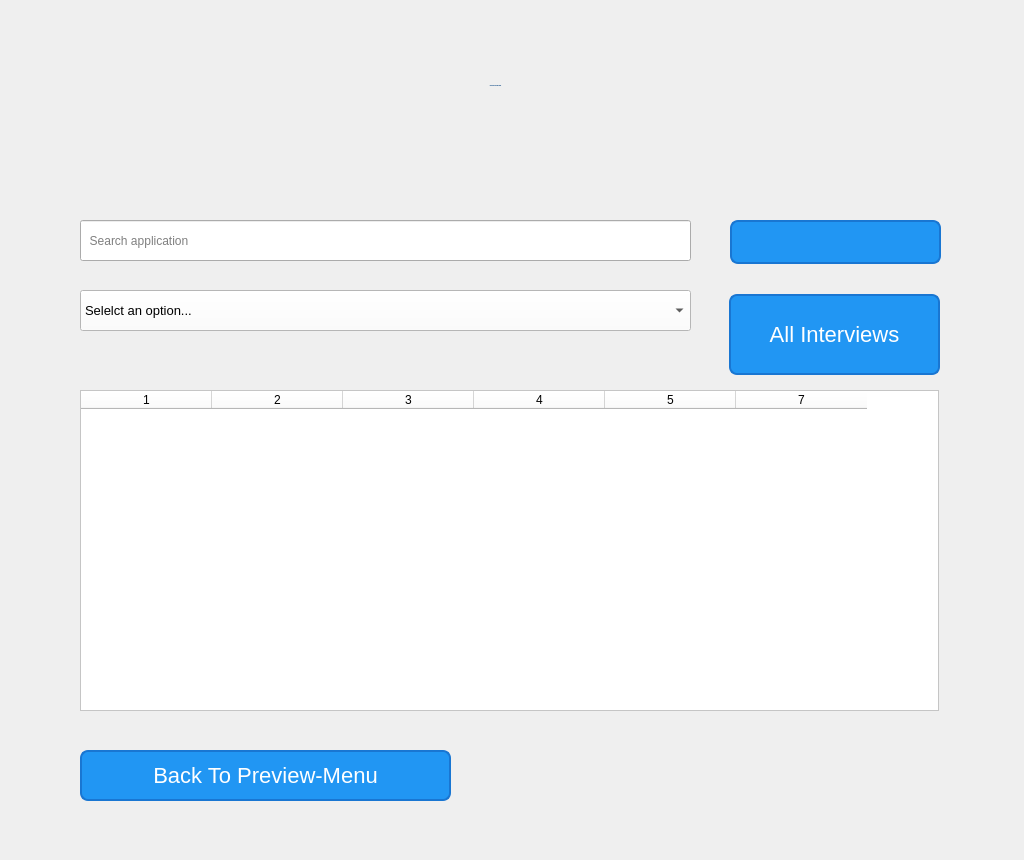
The window that Customer Relationship Management/ui folders/mentor_interview.ui (Harriery/my-python-projects) describes before a commit, drawn with Qt 5.
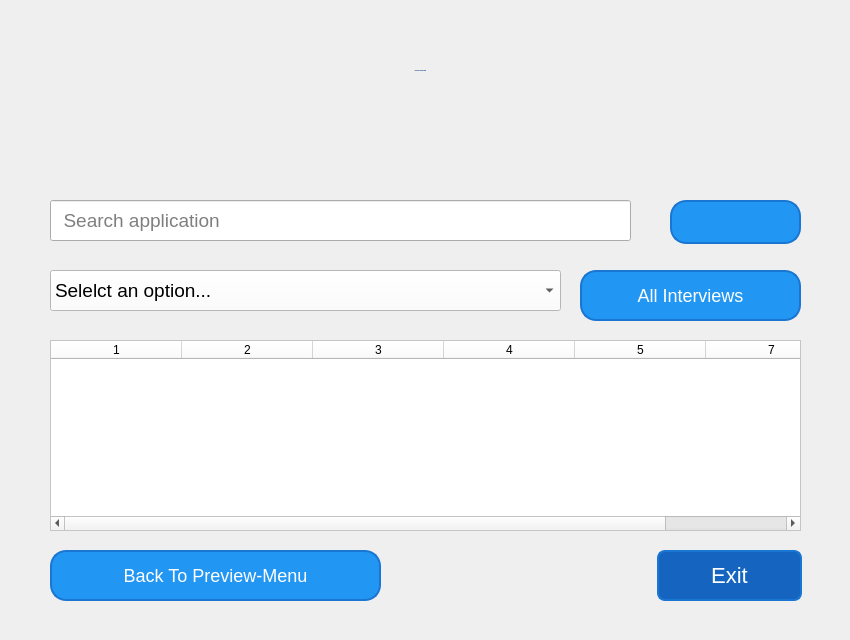
The same window after the commit. Icons and pictures are not drawn.

What changed in the file:
```diff
--- a/Customer Relationship Management/ui folders/mentor_interview.ui
+++ b/Customer Relationship Management/ui folders/mentor_interview.ui
@@ -6,20 +6,20 @@
    <rect>
     <x>0</x>
     <y>0</y>
-    <width>1024</width>
-    <height>860</height>
+    <width>850</width>
+    <height>640</height>
    </rect>
   </property>
   <property name="minimumSize">
    <size>
-    <width>1024</width>
-    <height>860</height>
+    <width>850</width>
+    <height>640</height>
    </size>
   </property>
   <property name="maximumSize">
    <size>
-    <width>1024</width>
-    <height>860</height>
+    <width>850</width>
+    <height>640</height>
    </size>
   </property>
   <property name="windowTitle">
@@ -35,13 +35,13 @@
 }
 QPushButton {
     background-color: #2196F3;
-    border-radius: 8px;
+    border-radius: 16px;
     border: 2px solid #1976D2;
     padding: 10px 20px;
-    font-size: 22px;
+    font-size: 18px;
     color: white;
     box-shadow: 0 4px #1976D2;
-    transition: all 0.3s ease;
+    transition: all 0.3s ease-in-out;
 }
 
 QPushButton:hover {
@@ -60,10 +60,10 @@
   <widget class="QLabel" name="label">
    <property name="geometry">
     <rect>
-     <x>-50</x>
+     <x>-20</x>
      <y>0</y>
-     <width>1091</width>
-     <height>171</height>
+     <width>881</width>
+     <height>141</height>
     </rect>
    </property>
    <property name="font">
@@ -97,12 +97,17 @@
   <widget class="QLineEdit" name="applications_search_line">
    <property name="geometry">
     <rect>
-     <x>80</x>
-     <y>220</y>
-     <width>611</width>
+     <x>50</x>
+     <y>200</y>
+     <width>581</width>
      <height>41</height>
     </rect>
    </property>
+   <property name="font">
+    <font>
+     <pointsize>14</pointsize>
+    </font>
+   </property>
    <property name="styleSheet">
     <string notr="true"/>
    </property>
@@ -116,9 +121,9 @@
   <widget class="QPushButton" name="interviews_search_button">
    <property name="geometry">
     <rect>
-     <x>730</x>
-     <y>220</y>
-     <width>211</width>
+     <x>670</x>
+     <y>200</y>
+     <width>131</width>
      <height>44</height>
     </rect>
    </property>
@@ -133,10 +138,10 @@
   <widget class="QPushButton" name="pushButton_tumGorusmeler">
    <property name="geometry">
     <rect>
-     <x>729</x>
-     <y>294</y>
-     <width>211</width>
-     <height>81</height>
+     <x>580</x>
+     <y>270</y>
+     <width>221</width>
+     <height>51</height>
     </rect>
    </property>
    <property name="font">
@@ -151,15 +156,15 @@
   <widget class="QComboBox" name="comboBox_">
    <property name="geometry">
     <rect>
-     <x>80</x>
-     <y>290</y>
-     <width>611</width>
+     <x>50</x>
+     <y>270</y>
+     <width>511</width>
      <height>41</height>
     </rect>
    </property>
    <property name="font">
     <font>
-     <pointsize>10</pointsize>
+     <pointsize>14</pointsize>
     </font>
    </property>
    <property name="styleSheet">
@@ -174,10 +179,10 @@
   <widget class="QTableWidget" name="tableWidget_butunGorusmeler">
    <property name="geometry">
     <rect>
-     <x>80</x>
-     <y>390</y>
-     <width>859</width>
-     <height>321</height>
+     <x>50</x>
+     <y>340</y>
+     <width>751</width>
+     <height>191</height>
     </rect>
    </property>
    <property name="styleSheet">
@@ -220,9 +225,9 @@
   <widget class="QPushButton" name="pushButton_geriDon">
    <property name="geometry">
     <rect>
-     <x>80</x>
-     <y>750</y>
-     <width>371</width>
+     <x>50</x>
+     <y>550</y>
+     <width>331</width>
      <height>51</height>
     </rect>
    </property>
@@ -242,6 +247,51 @@
      <normaloff>icons/return.png.png</normaloff>icons/return.png.png</iconset>
    </property>
   </widget>
+  <widget class="QPushButton" name="pushButton_Exit">
+   <property name="geometry">
+    <rect>
+     <x>657</x>
+     <y>550</y>
+     <width>145</width>
+     <height>51</height>
+    </rect>
+   </property>
+   <property name="font">
+    <font>
+     <pointsize>-1</pointsize>
+    </font>
+   </property>
+   <property name="styleSheet">
+    <string notr="true">QPushButton {
+  background-color: #1565C0;
+    border-radius: 8px;
+    border: 2px solid #1976D2;
+    padding: 10px 20px;
+    font-size: 22px;
+    color: white;
+    box-shadow: 0 4px #1976D2;
+    transition: all 0.3s ease;
+}
+QPushButton:hover {
+    background-color: #42A5F5;
+    box-shadow: 0 6px #1976D2;
+    transform: translateY(-4px);
+}
+
+QPushButton:pressed {
+    background-color: #1E88E5;
+    box-shadow: 0 2px #1976D2;
+    transform: translateY(2px);
+}</string>
+   </property>
+   <property name="text">
+    <string>Exit</string>
+   </property>
+   <property name="icon">
+    <iconset>
+     <normaloff>icons/exit.png.png</normaloff>icons/exit.png.png</iconset>
+   </property>
+  </widget>
  </widget>
  <resources>
   <include location="../../../drive-download-20250210T231031Z-001/icons.qrc.qrc"/>
```
Left out of the diff: 10 changed lines with no effect on the pictures.
